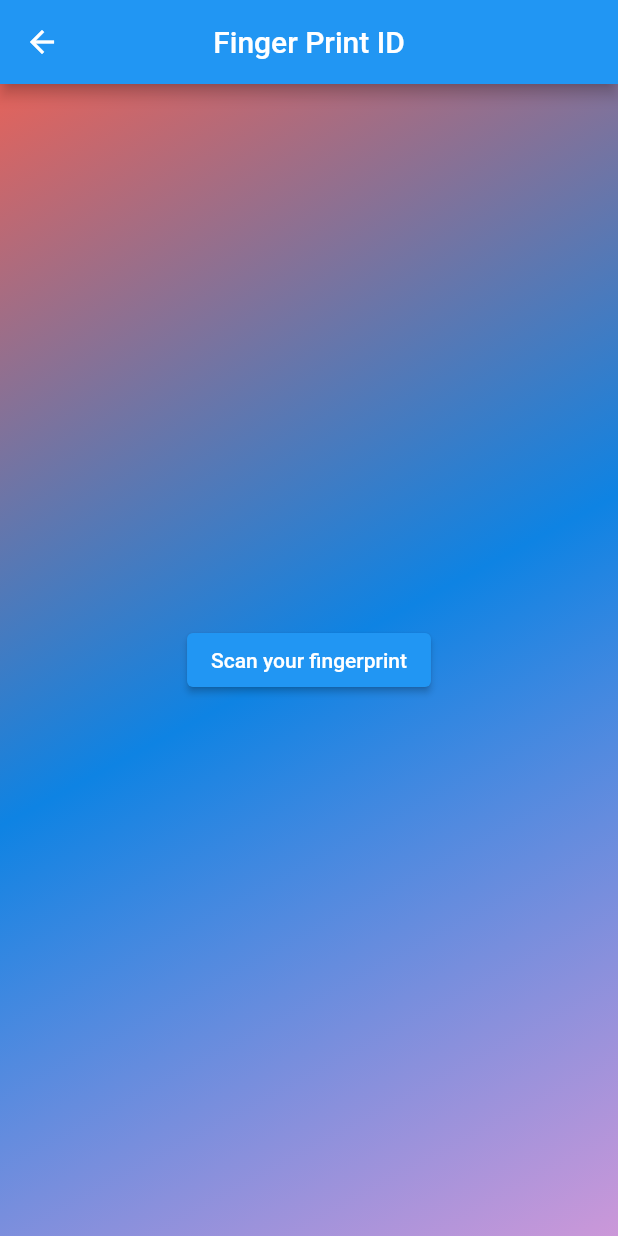
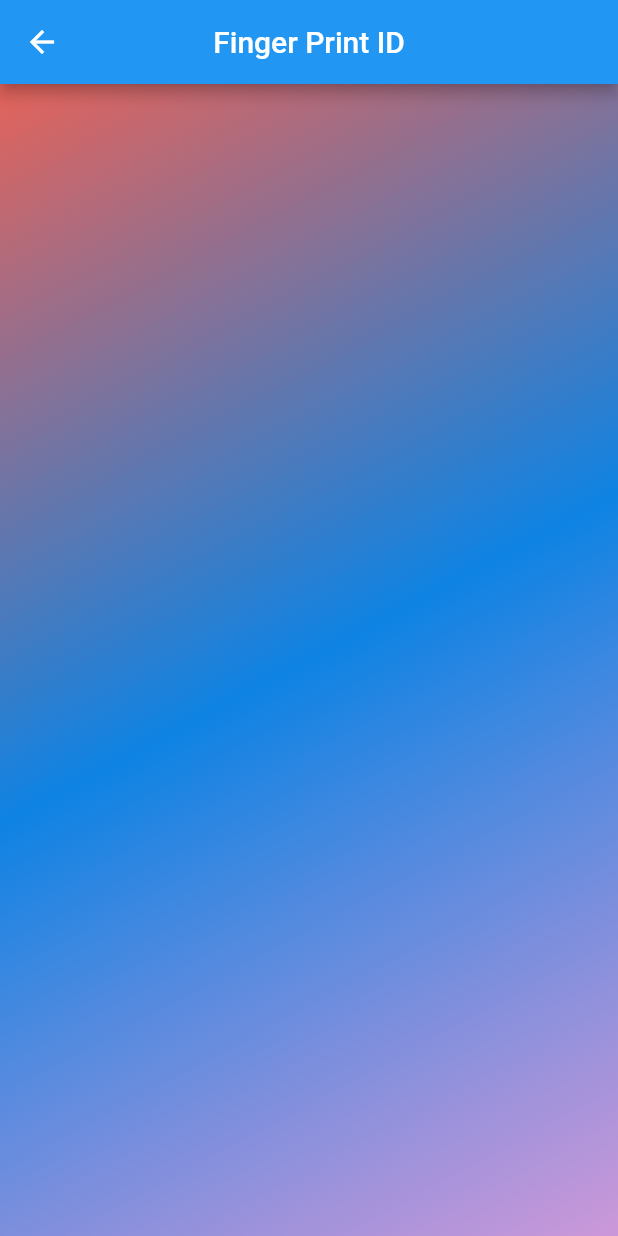
Before and after one commit to sara-nur/Aperi-frontend, a Flutter app: the screen it shows after launch, after a tap on "Finger Print ID", on a phone screen of 412 x 824 dp. Run offline on Flutter 3.47's test engine with Material 2 defaults, Android fonts, the phone set to English and light mode, and no system bars; our stand-ins replace confetti, email_validator, local_auth; network calls fail.

Commit message:
refactor: methods for fingerprint and face id

```diff
--- a/aperi/lib/screens/code_id_screen.dart
+++ b/aperi/lib/screens/code_id_screen.dart
@@ -22,8 +22,7 @@ class CodeID extends StatefulWidget {
     };
 
     var response = await http.post(
-      Uri.parse(
-          'http://192.168.1.82:7004/api/code-auth'), //TODO: ssl certificate validation
+      Uri.parse('http://192.168.0.66:7004/api/code-auth'),
       headers: headers,
       body: body,
     );
@@ -38,7 +37,7 @@ class CodeID extends StatefulWidget {
     };
     final response = await http.post(
       Uri.parse(
-          'http://192.168.1.82:7004/api/get-code'), //TODO: ssl certificate validation
+          'http://192.168.0.66:7004/api/get-code'), //TODO: ssl certificate validation
       headers: headers,
       body: body,
     );
--- a/aperi/lib/screens/fingerprint_id_screen.dart
+++ b/aperi/lib/screens/fingerprint_id_screen.dart
@@ -5,7 +5,7 @@ import 'package:http/http.dart' as http;
 import 'dart:convert';
 
 class FingerPrintID extends StatefulWidget {
-  const FingerPrintID({super.key});
+  const FingerPrintID({Key? key});
 
   Future<dynamic> postFingerprintAuth() async {
     final body = jsonEncode({'isAuthorized': true});
@@ -13,9 +13,8 @@ class FingerPrintID extends StatefulWidget {
       'accept': '*/*',
       'Content-Type': 'application/json',
     };
-
     var response = await http.post(
-      Uri.parse('http://192.168.1.82:7004/api/fingerprint-auth'),
+      Uri.parse('http://192.168.0.66:7004/api/fingerprint-auth'),
       headers: headers,
       body: body,
     );
@@ -27,6 +26,36 @@ class FingerPrintID extends StatefulWidget {
 
 class _FingerPrintIDState extends State<FingerPrintID> {
   bool authenticate = false;
+
+  @override
+  void initState() {
+    super.initState();
+    Future.delayed(
+      const Duration(microseconds: 10),
+      () {
+        userAuthenticate();
+      },
+    );
+  }
+
+  void userAuthenticate() async {
+    var authResult = await LocalAuthCustom.authenticateFingerprint();
+    setState(() {
+      authenticate = authResult;
+      widget.postFingerprintAuth();
+    });
+    if (authResult == true) {
+      // ignore: use_build_context_synchronously
+      Navigator.push(
+        context,
+        MaterialPageRoute(
+          builder: (context) =>
+              const SuccessfulAuth(), // Remove 'const' keyword here
+        ),
+      );
+    }
+  }
+
   @override
   Widget build(BuildContext context) {
     return Scaffold(
@@ -46,31 +75,10 @@ class _FingerPrintIDState extends State<FingerPrintID> {
             ],
           ),
         ),
-        child: Center(
+        child: const Center(
           child: Column(
             mainAxisAlignment: MainAxisAlignment.center,
-            children: [
-              ElevatedButton(
-                onPressed: () async {
-                  var authenticate =
-                      await LocalAuthCustom.authenticateFingerprint();
-                  setState(() {
-                    authenticate = authenticate;
-                  });
-                  if (authenticate == true) {
-                    await widget.postFingerprintAuth();
-                    // ignore: use_build_context_synchronously
-                    Navigator.push(
-                      context,
-                      MaterialPageRoute(
-                        builder: (context) => const SuccessfulAuth(),
-                      ),
-                    );
-                  }
-                },
-                child: const Text('Scan your fingerprint'),
-              ),
-            ],
+            children: [],
           ),
         ),
       ),
--- a/aperi/lib/screens/home_page.dart
+++ b/aperi/lib/screens/home_page.dart
@@ -1,4 +1,3 @@
-import 'package:aperi/screens/successful_auth_screen.dart';
 import 'package:flutter/material.dart';
 import 'package:aperi/screens/face_id_screen.dart';
 import 'package:aperi/screens/fingerprint_id_screen.dart';
--- a/aperi/pubspec.yaml
+++ b/aperi/pubspec.yaml
@@ -30,7 +30,6 @@ environment:
 dependencies:
   flutter:
     sdk: flutter
-  http: ^1.0.0
 
 
   # The following adds the Cupertino Icons font to your application.
@@ -40,6 +39,7 @@ dependencies:
   email_validator: ^2.1.17
   local_auth: ^2.1.6
   confetti: ^0.7.0
+  http: ^1.0.0
 
 dev_dependencies:
   flutter_test:
```
Also changed, not shown: aperi/lib/screens/face_id_screen.dart (+29 -27 lines), aperi/lib/services/local_auth_faceID.dart (+27 -1 lines), aperi/pubspec.lock.
